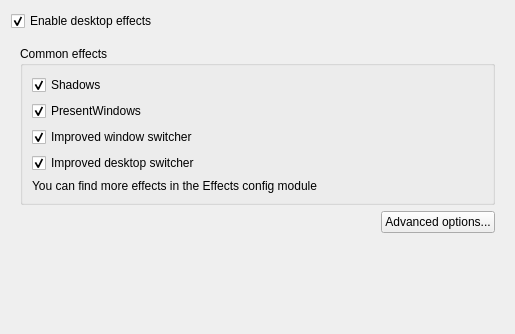
Qt form kcmkwin/kwincompositing/main.ui (KDE/kwin) before a commit.
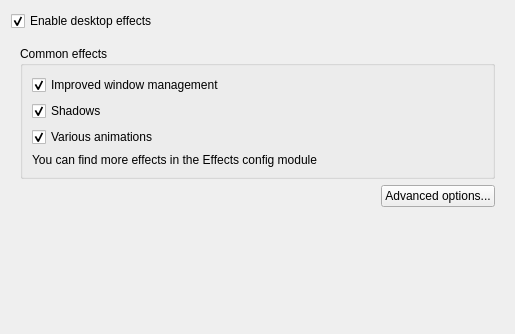
The same form after that commit.

Commit message: - Make the effects section even easier to use - Actually save/load effects config

The edit to the form file:
```diff
--- a/kcmkwin/kwincompositing/main.ui
+++ b/kcmkwin/kwincompositing/main.ui
@@ -32,6 +32,16 @@
          <string>Common effects</string>
         </property>
         <layout class="QVBoxLayout" >
+         <item>
+          <widget class="QCheckBox" name="effectWinManagement" >
+           <property name="text" >
+            <string>Improved window management</string>
+           </property>
+           <property name="checked" >
+            <bool>true</bool>
+           </property>
+          </widget>
+         </item>
          <item>
           <widget class="QCheckBox" name="effectShadows" >
            <property name="text" >
@@ -45,27 +55,7 @@
          <item>
           <widget class="QCheckBox" name="effectPresentWindows" >
            <property name="text" >
-            <string>PresentWindows</string>
-           </property>
-           <property name="checked" >
-            <bool>true</bool>
-           </property>
-          </widget>
-         </item>
-         <item>
-          <widget class="QCheckBox" name="effectBoxSwitch" >
-           <property name="text" >
-            <string>Improved window switcher</string>
-           </property>
-           <property name="checked" >
-            <bool>true</bool>
-           </property>
-          </widget>
-         </item>
-         <item>
-          <widget class="QCheckBox" name="effectDesktopGrid" >
-           <property name="text" >
-            <string>Improved desktop switcher</string>
+            <string>Various animations</string>
            </property>
            <property name="checked" >
             <bool>true</bool>
```
Left out of the diff: 2 changed lines with no effect on the pictures. The commit also changes 1 other file.
